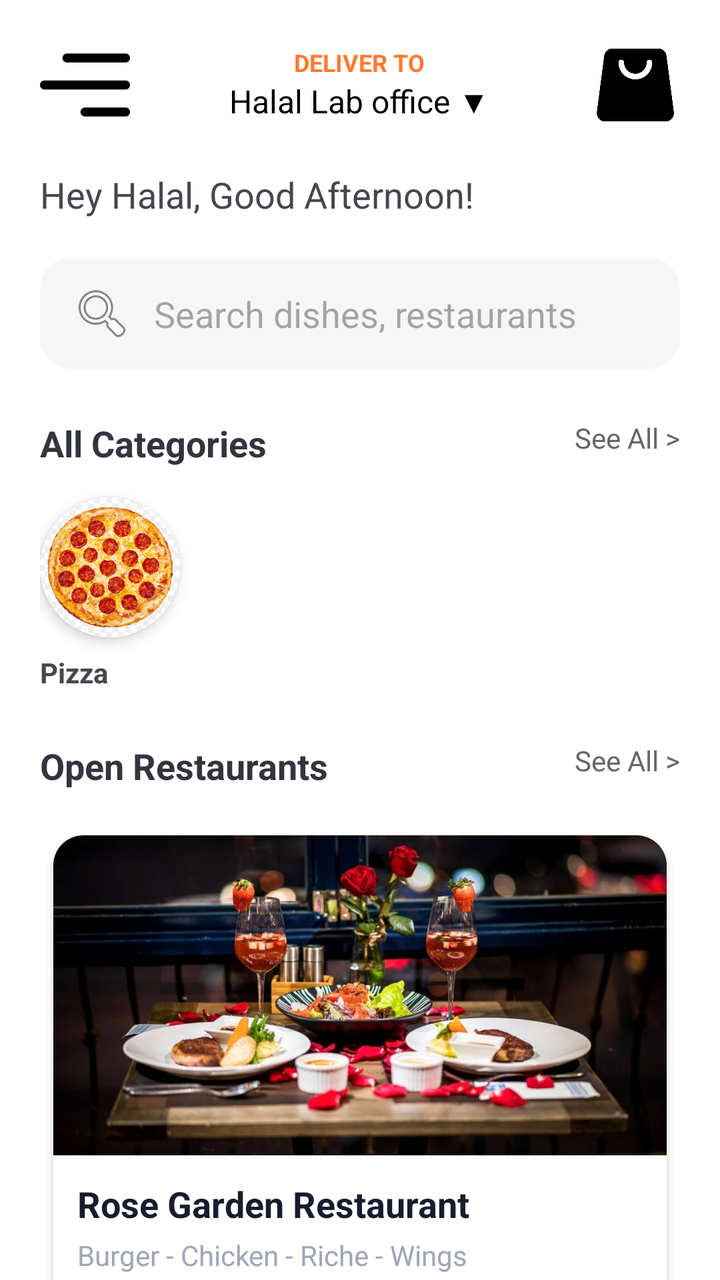
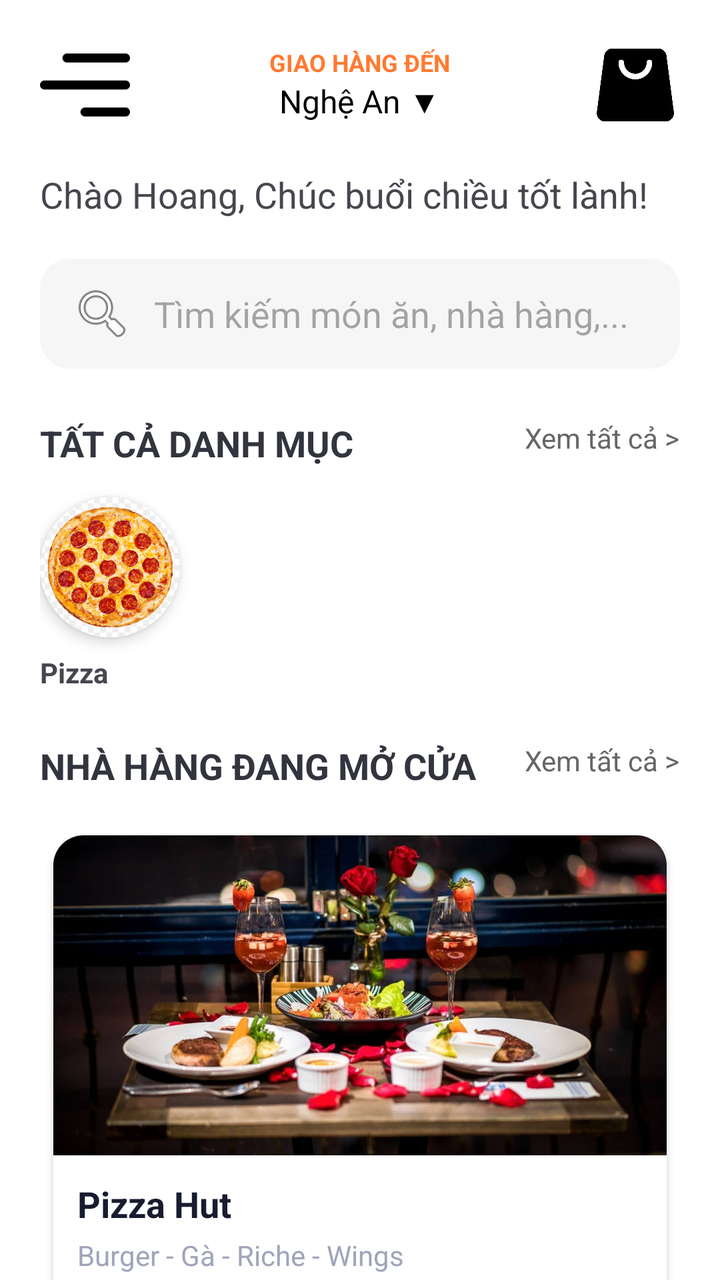

Compare the two renders of this Android layout. The source of the first and the diff that turns it into the second are given below.
<!-- AndroidManifest.xml: application theme Theme.NHOM33 -->
<!-- res/layout/trangchu.xml -->
<androidx.core.widget.NestedScrollView
    xmlns:android="http://schemas.android.com/apk/res/android"
    xmlns:app="http://schemas.android.com/apk/res-auto"
    android:layout_width="match_parent"
    android:layout_height="match_parent"
    android:background="#FFFFFF">

    <LinearLayout
        android:layout_width="match_parent"
        android:layout_height="wrap_content"
        android:orientation="vertical"
        android:padding="20dp">

        <RelativeLayout
            android:layout_width="match_parent"
            android:layout_height="wrap_content">

            <ImageButton
                android:id="@+id/btnMenu"
                android:layout_width="45dp"
                android:layout_height="45dp"
                android:scaleType="fitCenter"
                android:background="@android:color/white"
                android:src="@drawable/menu"
                android:contentDescription="@null" />


            <LinearLayout
                android:layout_width="wrap_content"
                android:layout_height="wrap_content"
                android:layout_centerInParent="true"
                android:gravity="center"
                android:orientation="vertical">

                <TextView
                    android:layout_width="wrap_content"
                    android:layout_height="wrap_content"
                    android:text="DELIVER TO"
                    android:textColor="#FF7A30"
                    android:textSize="12sp"
                    android:textStyle="bold" />

                <TextView
                    android:layout_width="wrap_content"
                    android:layout_height="wrap_content"
                    android:text="Halal Lab office ▼"
                    android:textColor="#000000"
                    android:textSize="16sp" />
            </LinearLayout>

            <ImageView
                android:layout_width="45dp"
                android:layout_height="45dp"
                android:layout_alignParentEnd="true"
                android:src="@drawable/shoppingbag"
                android:contentDescription="@null" />
        </RelativeLayout>

        <TextView
            android:layout_width="wrap_content"
            android:layout_height="wrap_content"
            android:text="Hey Halal, Good Afternoon!"
            android:textSize="18sp"
            android:layout_marginTop="20dp"/>

        <EditText
            android:layout_width="match_parent"
            android:layout_height="55dp"
            android:layout_marginTop="20dp"
            android:hint="Search dishes, restaurants"
            android:background="@drawable/search_bar_bg"
            android:drawableStart="@android:drawable/ic_menu_search"
            android:drawablePadding="10dp"
            android:paddingStart="15dp"
            android:inputType="text"
            android:autofillHints="none" />

        <RelativeLayout
            android:layout_width="match_parent"
            android:layout_height="wrap_content"
            android:layout_marginTop="25dp">

            <TextView
                android:layout_width="wrap_content"
                android:layout_height="wrap_content"
                android:text="All Categories"
                android:textSize="18sp"
                android:textStyle="bold"
                android:textColor="#32343E" />

            <TextView
                android:layout_width="wrap_content"
                android:layout_height="wrap_content"
                android:layout_alignParentEnd="true"
                android:text="See All >"
                android:textColor="#666666" />
        </RelativeLayout>

        <HorizontalScrollView
            android:layout_width="match_parent"
            android:layout_height="wrap_content"
            android:scrollbars="none"
            android:layout_marginTop="15dp">
            <LinearLayout android:orientation="horizontal" android:layout_width="wrap_content" android:layout_height="wrap_content">
            </LinearLayout>
        </HorizontalScrollView>

        <androidx.cardview.widget.CardView
            android:layout_width="70dp"
            android:layout_height="70dp"
            app:cardCornerRadius="35dp"
            app:cardElevation="4dp">

            <ImageView
                android:layout_width="match_parent"
                android:layout_height="match_parent"
                android:src="@drawable/pizza_img"
                android:scaleType="centerCrop"
                android:contentDescription="@null" />
        </androidx.cardview.widget.CardView>


        <TextView
            android:layout_width="wrap_content"
            android:layout_height="wrap_content"
            android:text="Pizza"
            android:layout_marginTop="8dp"
            android:textStyle="bold" />



        <RelativeLayout
            android:layout_width="match_parent"
            android:layout_height="wrap_content"
            android:layout_marginTop="25dp">

            <TextView
                android:layout_width="wrap_content"
                android:layout_height="wrap_content"
                android:text="Open Restaurants"
                android:textSize="18sp"
                android:textStyle="bold"
                android:textColor="#32343E" />

            <TextView
                android:layout_width="wrap_content"
                android:layout_height="wrap_content"
                android:layout_alignParentEnd="true"
                android:text="See All >"
                android:textColor="#666666" />
        </RelativeLayout>

        <LinearLayout
            android:layout_width="wrap_content"
            android:layout_height="wrap_content"
            android:orientation="vertical"
            android:gravity="center"
            android:layout_marginEnd="20dp">
        </LinearLayout>

        <androidx.cardview.widget.CardView
            android:layout_width="match_parent"
            android:layout_height="wrap_content"
            android:layout_marginTop="15dp"
            app:cardCornerRadius="15dp"
            app:cardElevation="2dp"
            app:cardUseCompatPadding="true">

            <LinearLayout
                android:layout_width="match_parent"
                android:layout_height="wrap_content"
                android:orientation="vertical">

                <ImageView
                    android:layout_width="match_parent"
                    android:layout_height="160dp"
                    android:scaleType="centerCrop"
                    android:src="@drawable/rose_garden_bg"
                    android:contentDescription="@null" />

                <LinearLayout
                    android:layout_width="match_parent"
                    android:layout_height="wrap_content"
                    android:orientation="vertical"
                    android:padding="12dp">

                    <TextView
                        android:layout_width="wrap_content"
                        android:layout_height="wrap_content"
                        android:text="Rose Garden Restaurant"
                        android:textColor="#181C2E"
                        android:textSize="18sp"
                        android:textStyle="bold" />

                    <TextView
                        android:layout_width="wrap_content"
                        android:layout_height="wrap_content"
                        android:layout_marginTop="4dp"
                        android:text="Burger - Chicken - Riche - Wings"
                        android:textColor="#A0A5BA"
                        android:textSize="14sp" />

                    <LinearLayout
                        android:layout_width="match_parent"
                        android:layout_height="wrap_content"
                        android:layout_marginTop="12dp"
                        android:gravity="center_vertical"
                        android:orientation="horizontal">

                        <ImageView
                            android:layout_width="16dp"
                            android:layout_height="16dp"
                            android:src="@drawable/ic_star"
                            android:contentDescription="@null" />

                        <TextView
                            android:layout_width="wrap_content"
                            android:layout_height="wrap_content"
                            android:layout_marginStart="4dp"
                            android:text="4.7"
                            android:textStyle="bold" />

                        <ImageView
                            android:layout_width="16dp"
                            android:layout_height="16dp"
                            android:layout_marginStart="20dp"
                            android:src="@drawable/ic_delivery"
                            android:contentDescription="@null" />

                        <TextView
                            android:layout_width="wrap_content"
                            android:layout_height="wrap_content"
                            android:layout_marginStart="4dp"
                            android:text="Free" />

                        <ImageView
                            android:layout_width="16dp"
                            android:scaleType="fitCenter"
                            android:layout_height="16dp"
                            android:layout_marginStart="20dp"
                            android:src="@drawable/ic_clock"
                            android:contentDescription="@null" />

                        <TextView
                            android:layout_width="wrap_content"
                            android:layout_height="wrap_content"
                            android:layout_marginStart="4dp"
                            android:text="20 min" />
                    </LinearLayout>
                </LinearLayout>
            </LinearLayout>
        </androidx.cardview.widget.CardView>

    </LinearLayout>
</androidx.core.widget.NestedScrollView>
<!-- resources referenced by this layout -->
<resources>
  <!-- drawable ic_clock: png bitmap (drawable, 14994 bytes) -->
  <!-- drawable ic_delivery: png bitmap (drawable, 8542 bytes) -->
  <!-- drawable ic_star: png bitmap (drawable, 13086 bytes) -->
  <!-- drawable menu: png bitmap (drawable, 750 bytes) -->
  <!-- drawable pizza_img: png bitmap (drawable, 49011 bytes) -->
  <!-- drawable rose_garden_bg: jpg bitmap (drawable, 131242 bytes) -->
  <!-- drawable search_bar_bg (drawable) -->
  <shape xmlns:android="http://schemas.android.com/apk/res/android">
      <solid android:color="#F6F6F6" /> <corners android:radius="15dp" />
  </shape>
  <!-- drawable shoppingbag: png bitmap (drawable, 9232 bytes) -->
  <style name="Theme.NHOM33" parent="Base.Theme.NHOM33" />
  <style name="Base.Theme.NHOM33" parent="Theme.Material3.DayNight.NoActionBar">
          
          
      </style>
</resources>

<!-- the commit's change to res/layout/trangchu.xml (unified diff, before → after) -->
@@ -35,7 +35,7 @@
                 <TextView
                     android:layout_width="wrap_content"
                     android:layout_height="wrap_content"
-                    android:text="DELIVER TO"
+                    android:text="GIAO HÀNG ĐẾN"
                     android:textColor="#FF7A30"
                     android:textSize="12sp"
                     android:textStyle="bold" />
@@ -43,7 +43,7 @@
                 <TextView
                     android:layout_width="wrap_content"
                     android:layout_height="wrap_content"
-                    android:text="Halal Lab office ▼"
+                    android:text="Nghệ An ▼"
                     android:textColor="#000000"
                     android:textSize="16sp" />
             </LinearLayout>
@@ -59,7 +59,7 @@
         <TextView
             android:layout_width="wrap_content"
             android:layout_height="wrap_content"
-            android:text="Hey Halal, Good Afternoon!"
+            android:text="Chào Hoang, Chúc buổi chiều tốt lành!"
             android:textSize="18sp"
             android:layout_marginTop="20dp"/>
 
@@ -67,7 +67,7 @@
             android:layout_width="match_parent"
             android:layout_height="55dp"
             android:layout_marginTop="20dp"
-            android:hint="Search dishes, restaurants"
+            android:hint="Tìm kiếm món ăn, nhà hàng,..."
             android:background="@drawable/search_bar_bg"
             android:drawableStart="@android:drawable/ic_menu_search"
             android:drawablePadding="10dp"
@@ -83,7 +83,7 @@
             <TextView
                 android:layout_width="wrap_content"
                 android:layout_height="wrap_content"
-                android:text="All Categories"
+                android:text="TẤT CẢ DANH MỤC"
                 android:textSize="18sp"
                 android:textStyle="bold"
                 android:textColor="#32343E" />
@@ -92,7 +92,7 @@
                 android:layout_width="wrap_content"
                 android:layout_height="wrap_content"
                 android:layout_alignParentEnd="true"
-                android:text="See All >"
+                android:text="Xem tất cả >"
                 android:textColor="#666666" />
         </RelativeLayout>
 
@@ -137,7 +137,7 @@
             <TextView
                 android:layout_width="wrap_content"
                 android:layout_height="wrap_content"
-                android:text="Open Restaurants"
+                android:text="NHÀ HÀNG ĐANG MỞ CỬA"
                 android:textSize="18sp"
                 android:textStyle="bold"
                 android:textColor="#32343E" />
@@ -146,7 +146,7 @@
                 android:layout_width="wrap_content"
                 android:layout_height="wrap_content"
                 android:layout_alignParentEnd="true"
-                android:text="See All >"
+                android:text="Xem tất cả >"
                 android:textColor="#666666" />
         </RelativeLayout>
 
@@ -187,7 +187,7 @@
                     <TextView
                         android:layout_width="wrap_content"
                         android:layout_height="wrap_content"
-                        android:text="Rose Garden Restaurant"
+                        android:text="Pizza Hut"
                         android:textColor="#181C2E"
                         android:textSize="18sp"
                         android:textStyle="bold" />
@@ -196,7 +196,7 @@
                         android:layout_width="wrap_content"
                         android:layout_height="wrap_content"
                         android:layout_marginTop="4dp"
-                        android:text="Burger - Chicken - Riche - Wings"
+                        android:text="Burger - Gà - Riche - Wings"
                         android:textColor="#A0A5BA"
                         android:textSize="14sp" />
 
@@ -231,7 +231,7 @@
                             android:layout_width="wrap_content"
                             android:layout_height="wrap_content"
                             android:layout_marginStart="4dp"
-                            android:text="Free" />
+                            android:text="Miễn phí" />
 
                         <ImageView
                             android:layout_width="16dp"
@@ -245,7 +245,7 @@
                             android:layout_width="wrap_content"
                             android:layout_height="wrap_content"
                             android:layout_marginStart="4dp"
-                            android:text="20 min" />
+                            android:text="20 phút" />
                     </LinearLayout>
                 </LinearLayout>
             </LinearLayout>
